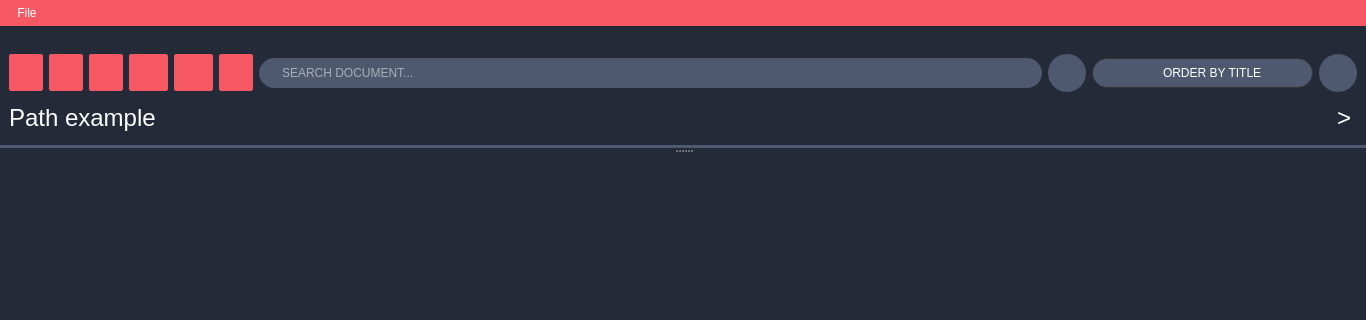
Above: src/client/gui/ui/docsbrowser.ui from aleoli/Shared-Editor before the change; both pictures show x 0 to 1366 and y 0 to 320 of the 1366 by 771 pixel window. Below: the same form after it.
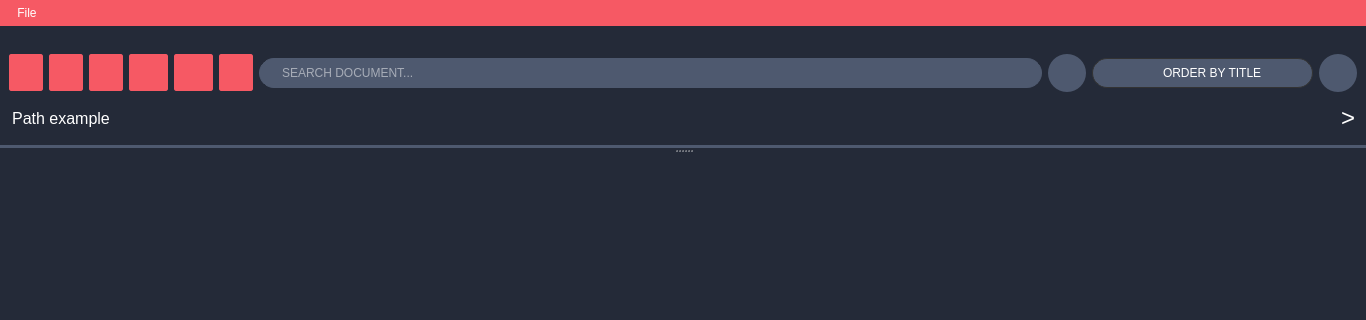
That is the form after the change. Icons and pictures are not drawn.

Commit message: aggiunto path al DocsBrowser

What changed in the file:
```diff
--- a/src/client/gui/ui/docsbrowser.ui
+++ b/src/client/gui/ui/docsbrowser.ui
@@ -805,16 +805,62 @@
        </item>
        <item>
         <layout class="QHBoxLayout" name="path">
+         <property name="spacing">
+          <number>6</number>
+         </property>
          <property name="topMargin">
           <number>0</number>
          </property>
-         <item>
-          <widget class="QLabel" name="label_path">
+         <item alignment="Qt::AlignLeft">
+          <widget class="QPushButton" name="btn_path">
+           <property name="maximumSize">
+            <size>
+             <width>16777215</width>
+             <height>16777215</height>
+            </size>
+           </property>
+           <property name="font">
+            <font>
+             <pointsize>12</pointsize>
+             <weight>50</weight>
+             <italic>false</italic>
+             <bold>false</bold>
+             <strikeout>false</strikeout>
+            </font>
+           </property>
+           <property name="toolTip">
+            <string>go to this folder</string>
+           </property>
            <property name="styleSheet">
-            <string notr="true">border: none;</string>
+            <string notr="true">QPushButton:focus {
+   outline: none;
+}
+
+QPushButton {
+	background: transparent;
+	color: white;
+	padding: 1 3 1 3;
+	border-width: 0px;
+    border-radius: 3px;
+}
+
+QPushButton:hover {
+background: #4e596f;
+}
+
+QPushButton:pressed {
+background: #f76163;
+}
+
+QToolTip{
+	background: none;
+	border: none;
+	margin-left: 0px;
+	margin-right: 0px;
+}</string>
            </property>
            <property name="text">
-            <string>&lt;html&gt;&lt;head/&gt;&lt;body&gt;&lt;p&gt;&lt;span style=&quot; font-size:18pt; color:#ffffff;&quot;&gt;Path example&lt;/span&gt;&lt;/p&gt;&lt;/body&gt;&lt;/html&gt;</string>
+            <string>Path example</string>
            </property>
           </widget>
          </item>
@@ -822,7 +868,7 @@
           <widget class="QLabel" name="path_separator">
            <property name="maximumSize">
             <size>
-             <width>20</width>
+             <width>16</width>
              <height>16777215</height>
             </size>
            </property>
```
Left out of the diff: 10 changed lines with no effect on the pictures.
